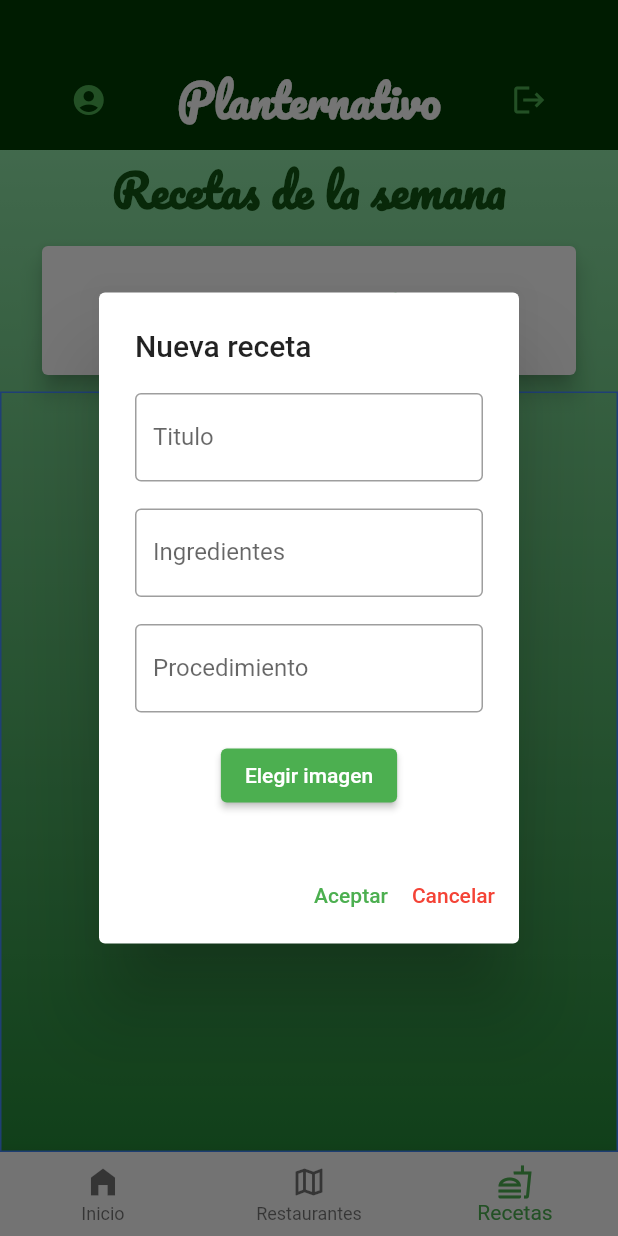
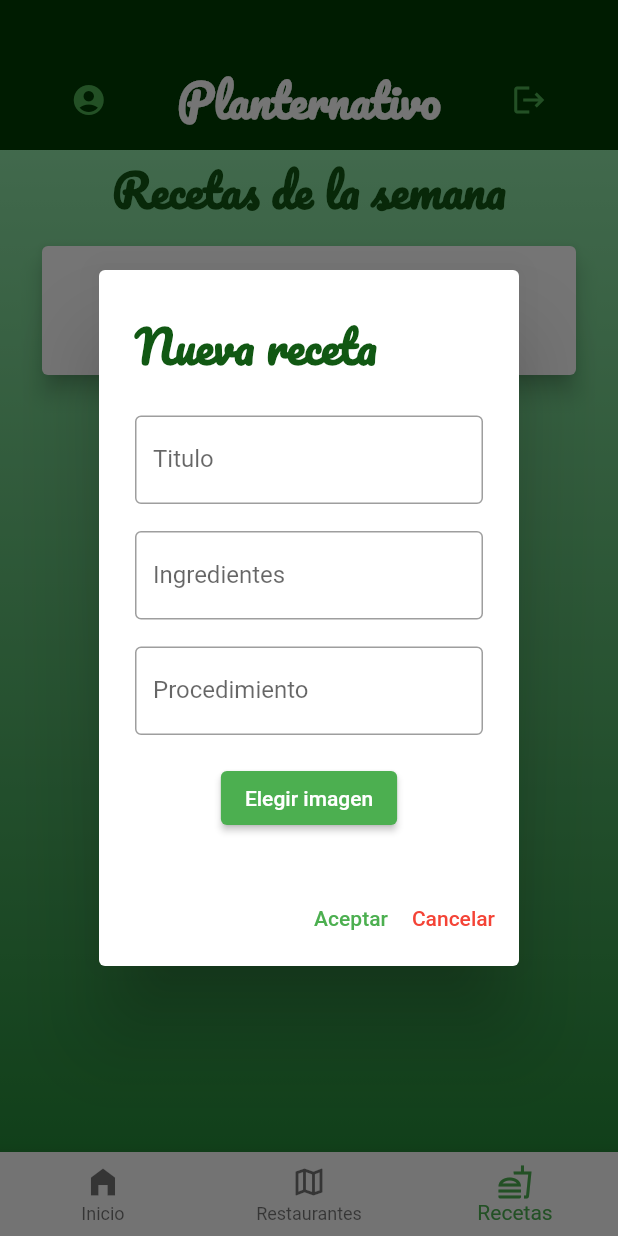
Before and after one commit to Haro1610/Proyecto-PAM-Vegan, a Flutter app: the Principal screen opened directly, item 3 of the bottom bar chosen, after a tap on "Agregar receta", on a phone screen of 412 x 824 dp. Run offline on Flutter 3.47's test engine with Material 2 defaults, Android fonts, the phone set to English and light mode, and no system bars; our stand-ins replace bloc, cloud_firestore, equatable, firebase_auth, firebase_core, firebase_storage and 12 more; missing offline and left inert: flutter_phone_direct_caller, flutter_shimmer, flutterfire_ui; accounts and stored records are empty; network calls fail.

Commit message:
No se que hacer

```diff
--- a/lib/recetas/recetas.dart
+++ b/lib/recetas/recetas.dart
@@ -106,8 +106,6 @@ class Platillo extends StatelessWidget {
 }
 
 class Recetas extends StatelessWidget {
-  final _decoracion =
-      BoxDecoration(border: Border.all(color: Colors.blueAccent));
   TextEditingController _titulo = new TextEditingController();
   TextEditingController _ingredientes = new TextEditingController();
   TextEditingController _procedimiento = new TextEditingController();
@@ -192,7 +190,16 @@ class Recetas extends StatelessWidget {
                 context: context,
                 barrierDismissible: true,
                 builder: (_) => AlertDialog(
-                  title: Text("Nueva receta"),
+                  title: Text(
+                    "Nueva receta",
+                    style: GoogleFonts.pacifico(
+                      textStyle: TextStyle(
+                        fontSize: 30.0,
+                        color: Color.fromARGB(255, 17, 88, 19),
+                        fontWeight: FontWeight.bold,
+                      ),
+                    ),
+                  ),
                   content: Wrap(
                     runSpacing: 18,
                     spacing: 18,
@@ -305,7 +312,7 @@ class Recetas extends StatelessWidget {
           ),
           Expanded(
             child: Container(
-              decoration: _decoracion,
+              decoration: null,
               height: 0,
               child: BlocConsumer<PendingBloc, PendingState>(
                 listener: (context, state) {},
```
